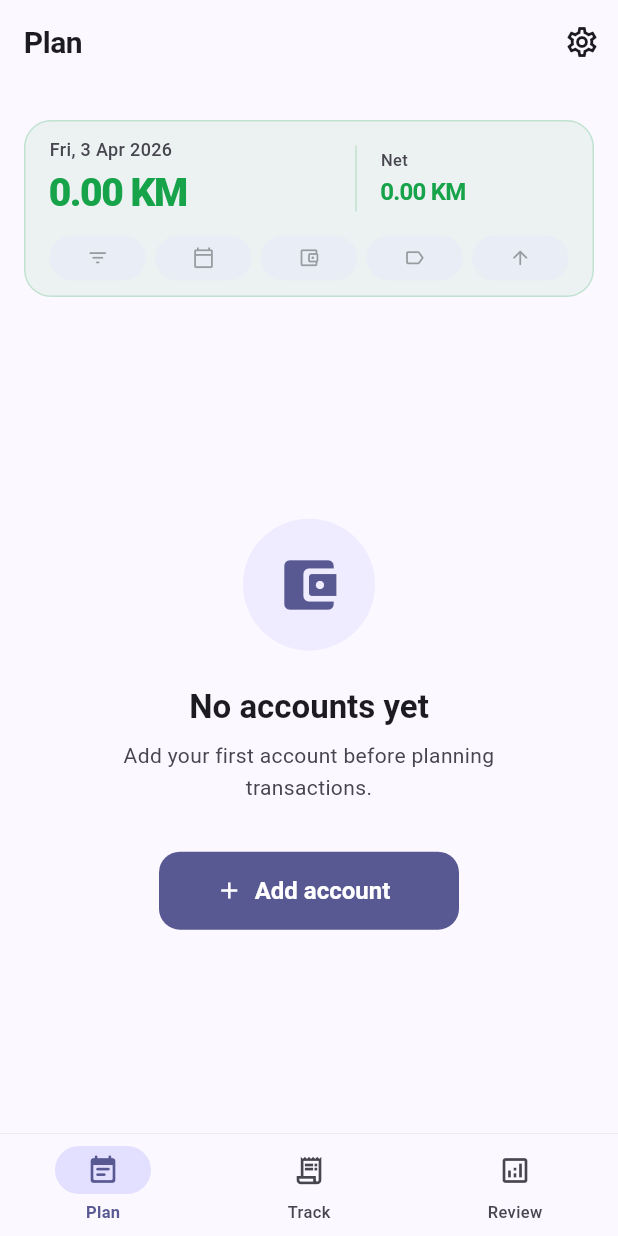
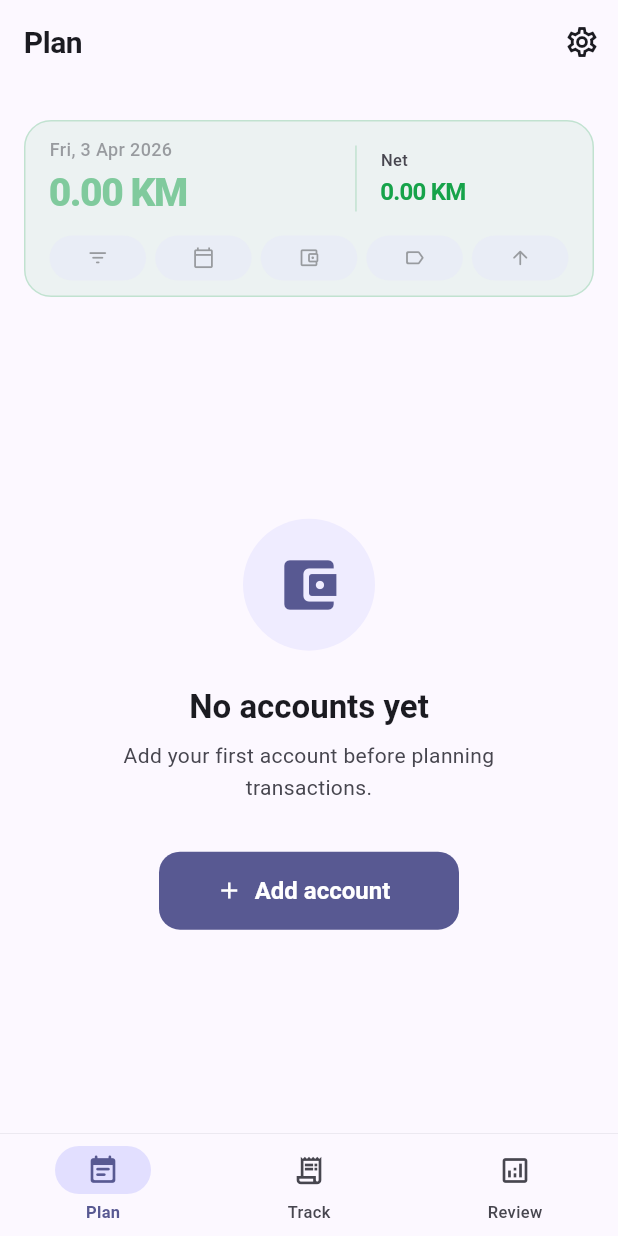
Before and after one commit to vukbundalo/platrare, a Flutter app: the screen it shows after launch, on a phone screen of 412 x 824 dp. Run offline on Flutter 3.47's test engine with Material 3 defaults, Android fonts, the phone set to English and light mode, and no system bars; our stand-ins replace file_picker, image_picker, open_filex, shared_preferences; accounts and stored records are empty; network calls fail.

Commit message:
Plan: lock projection date and balance tap until setup
- Require active account and at least one planned transaction before opening
  the snapshot date picker or toggling the personal balance breakdown.
- Dim non-interactive date and amounts; add accessibility copy (EN/SR).
- Collapse projection detail when setup is incomplete; hide detail card until
  then; snap snapshot back to today if it was future without setup (avoids
  empty body below the hero).

Made-with: Cursor

```diff
--- a/lib/l10n/app_en.arb
+++ b/lib/l10n/app_en.arb
@@ -479,6 +479,7 @@
   "semanticsFiltersDisabledNeedPlannedTransaction": "List filters disabled. Add a planned transaction first.",
   "semanticsFiltersDisabledNeedRecordedTransaction": "List filters disabled. Record a transaction first.",
   "semanticsReviewSectionChipsDisabledNeedAccount": "Section and currency controls disabled. Add an account first.",
+  "semanticsPlanProjectionControlsDisabled": "Projection date and balance breakdown disabled. Add an account and a planned transaction first.",
   "semanticsChartStyle": "Chart style",
   "semanticsChartStyleUnavailable": "Chart style (unavailable in comparison mode)",
   "semanticsPeriod": "Period: {label}",
--- a/lib/l10n/app_localizations.dart
+++ b/lib/l10n/app_localizations.dart
@@ -2001,6 +2001,12 @@ abstract class AppLocalizations {
   /// **'Section and currency controls disabled. Add an account first.'**
   String get semanticsReviewSectionChipsDisabledNeedAccount;
 
+  /// No description provided for @semanticsPlanProjectionControlsDisabled.
+  ///
+  /// In en, this message translates to:
+  /// **'Projection date and balance breakdown disabled. Add an account and a planned transaction first.'**
+  String get semanticsPlanProjectionControlsDisabled;
+
   /// No description provided for @semanticsChartStyle.
   ///
   /// In en, this message translates to:
--- a/lib/l10n/app_localizations_en.dart
+++ b/lib/l10n/app_localizations_en.dart
@@ -1101,6 +1101,10 @@ class AppLocalizationsEn extends AppLocalizations {
       'Section and currency controls disabled. Add an account first.';
 
   @override
+  String get semanticsPlanProjectionControlsDisabled =>
+      'Projection date and balance breakdown disabled. Add an account and a planned transaction first.';
+
+  @override
   String get semanticsChartStyle => 'Chart style';
 
   @override
--- a/lib/l10n/app_localizations_sr.dart
+++ b/lib/l10n/app_localizations_sr.dart
@@ -1109,6 +1109,10 @@ class AppLocalizationsSr extends AppLocalizations {
       'Kontrole za odeljak i valutu su onemogućene. Prvo dodajte nalog.';
 
   @override
+  String get semanticsPlanProjectionControlsDisabled =>
+      'Datum projekcije i detalji stanja su onemogućeni. Prvo dodajte nalog i planiranu transakciju.';
+
+  @override
   String get semanticsChartStyle => 'Stil grafikona';
 
   @override
@@ -2247,6 +2251,10 @@ class AppLocalizationsSrLatn extends AppLocalizationsSr {
       'Kontrole za odeljak i valutu su onemogućene. Prvo dodajte nalog.';
 
   @override
+  String get semanticsPlanProjectionControlsDisabled =>
+      'Datum projekcije i detalji stanja su onemogućeni. Prvo dodajte nalog i planiranu transakciju.';
+
+  @override
   String get semanticsChartStyle => 'Stil grafikona';
 
   @override
--- a/lib/l10n/app_sr.arb
+++ b/lib/l10n/app_sr.arb
@@ -357,6 +357,7 @@
   "semanticsFiltersDisabledNeedPlannedTransaction": "Filteri liste su onemogućeni. Prvo dodajte planiranu transakciju.",
   "semanticsFiltersDisabledNeedRecordedTransaction": "Filteri liste su onemogućeni. Prvo evidentirajte transakciju.",
   "semanticsReviewSectionChipsDisabledNeedAccount": "Kontrole za odeljak i valutu su onemogućene. Prvo dodajte nalog.",
+  "semanticsPlanProjectionControlsDisabled": "Datum projekcije i detalji stanja su onemogućeni. Prvo dodajte nalog i planiranu transakciju.",
   "semanticsChartStyle": "Stil grafikona",
   "semanticsChartStyleUnavailable": "Stil grafikona (nedostupno u režimu poređenja)",
   "semanticsPeriod": "Period: {label}",
--- a/lib/l10n/app_sr_Latn.arb
+++ b/lib/l10n/app_sr_Latn.arb
@@ -357,6 +357,7 @@
   "semanticsFiltersDisabledNeedPlannedTransaction": "Filteri liste su onemogućeni. Prvo dodajte planiranu transakciju.",
   "semanticsFiltersDisabledNeedRecordedTransaction": "Filteri liste su onemogućeni. Prvo evidentirajte transakciju.",
   "semanticsReviewSectionChipsDisabledNeedAccount": "Kontrole za odeljak i valutu su onemogućene. Prvo dodajte nalog.",
+  "semanticsPlanProjectionControlsDisabled": "Datum projekcije i detalji stanja su onemogućeni. Prvo dodajte nalog i planiranu transakciju.",
   "semanticsChartStyle": "Stil grafikona",
   "semanticsChartStyleUnavailable": "Stil grafikona (nedostupno u režimu poređenja)",
   "semanticsPeriod": "Period: {label}",
--- a/lib/screens/plan_screen.dart
+++ b/lib/screens/plan_screen.dart
@@ -656,6 +656,21 @@ class _PlanScreenState extends State<PlanScreen> {
             : !hasPlanned
                 ? l10n.semanticsFiltersDisabledNeedPlannedTransaction
                 : l10n.semanticsFiltersDisabled;
+    final planHeroInteractive = hasAccounts && hasPlanned;
+    if (!planHeroInteractive && _detailExpanded) {
+      WidgetsBinding.instance.addPostFrameCallback((_) {
+        if (mounted) setState(() => _detailExpanded = false);
+      });
+    }
+    if (!planHeroInteractive && _isFutureProjection) {
+      WidgetsBinding.instance.addPostFrameCallback((_) {
+        if (mounted) {
+          setState(() {
+            _snapshotDate = DateUtils.dateOnly(DateTime.now());
+          });
+        }
+      });
+    }
     final cs = Theme.of(context).colorScheme;
     final planned = _filteredPlanned;
     _syncPlanLazyWindowSignature();
@@ -734,6 +749,7 @@ class _PlanScreenState extends State<PlanScreen> {
                       snapshotDate: _snapshotDate,
                       isFutureSnapshot: _isFutureProjection,
                       detailExpanded: _detailExpanded,
+                      projectionHeroInteractive: planHeroInteractive,
                       filterChipsEnabled: planChipsEnabled,
                       filterChipsDisabledSemantics: planFilterDisabledSemantics,
                       onPickSnapshotDate: _pickSnapshotDate,
@@ -790,7 +806,8 @@ class _PlanScreenState extends State<PlanScreen> {
               ),
             ),
 
-          if (_isFutureProjection || _detailExpanded)
+          if (planHeroInteractive &&
+              (_isFutureProjection || _detailExpanded))
             SliverToBoxAdapter(
               child: _ProjectionDetailCard(balances: balances),
             ),
@@ -821,7 +838,8 @@ class _PlanScreenState extends State<PlanScreen> {
                 onEdit: _edit,
                 onTap: _openPlannedDetail,
               ),
-          if (_isFutureProjection || _detailExpanded)
+          if (planHeroInteractive &&
+              (_isFutureProjection || _detailExpanded))
             const SliverToBoxAdapter(child: SizedBox(height: 88)),
         ],
       ),
@@ -837,6 +855,8 @@ class _ProjectionHero extends StatelessWidget {
   /// Future snapshot: balances-only mode below; amount is not tappable.
   final bool isFutureSnapshot;
   final bool detailExpanded;
+  /// Date picker and personal-balance expand/collapse (non-future) require setup.
+  final bool projectionHeroInteractive;
   /// Hero chips stay visible; when false they are dimmed and non-interactive.
   final bool filterChipsEnabled;
   final String filterChipsDisabledSemantics;
@@ -860,6 +880,7 @@ class _ProjectionHero extends StatelessWidget {
     required this.snapshotDate,
     required this.isFutureSnapshot,
     required this.detailExpanded,
+    required this.projectionHeroInteractive,
     required this.filterChipsEnabled,
     required this.filterChipsDisabledSemantics,
     required this.onPickSnapshotDate,
@@ -879,6 +900,7 @@ class _ProjectionHero extends StatelessWidget {
 
   @override
   Widget build(BuildContext context) {
+    final l10n = AppLocalizations.of(context);
     final cs = Theme.of(context).colorScheme;
     final sym = fx.currencySymbol(settings.baseCurrency);
     final personalPos = personal >= 0;
@@ -890,6 +912,37 @@ class _ProjectionHero extends StatelessWidget {
     final netColor =
         netPos ? const Color(0xFF16A34A) : const Color(0xFFDC2626);
 
+    final dateStr =
+        formatAppDate(context, 'EEE, d MMM yyyy', snapshotDate);
+    final dateText = Text(
+      dateStr,
+      maxLines: 1,
+      overflow: TextOverflow.ellipsis,
+      style: TextStyle(
+        fontSize: AppHeroConstants.labelFontSize,
+        fontWeight: FontWeight.w500,
+        color: cs.onSurfaceVariant,
+      ),
+    );
+    final projectionDateControl = projectionHeroInteractive
+        ? Semantics(
+            label: l10n.semanticsProjectionDate(dateStr),
+            button: true,
+            child: InkWell(
+              onTap: onPickSnapshotDate,
+              borderRadius: BorderRadius.circular(8),
+              child: dateText,
+            ),
+          )
+        : Semantics(
+            enabled: false,
+            label: l10n.semanticsPlanProjectionControlsDisabled,
+            child: Opacity(
+              opacity: 0.5,
+              child: ExcludeSemantics(child: dateText),
+            ),
+          );
+
     return Container(
       padding: AppHeroConstants.cardPadding,
       decoration: BoxDecoration(
@@ -906,31 +959,14 @@ class _ProjectionHero extends StatelessWidget {
               crossAxisAlignment: CrossAxisAlignment.start,
               mainAxisSize: MainAxisSize.min,
               children: [
-                Semantics(
-                  label: AppLocalizations.of(context).semanticsProjectionDate(
-                      formatAppDate(
-                          context, 'EEE, d MMM yyyy', snapshotDate)),
-                  button: true,
-                  child: InkWell(
-                    onTap: onPickSnapshotDate,
-                    borderRadius: BorderRadius.circular(8),
-                    child: Text(
-                      formatAppDate(context, 'EEE, d MMM yyyy', snapshotDate),
-                      maxLines: 1,
-                      overflow: TextOverflow.ellipsis,
-                      style: TextStyle(
-                        fontSize: AppHeroConstants.labelFontSize,
-                        fontWeight: FontWeight.w500,
-                        color: cs.onSurfaceVariant,
-                      ),
-                    ),
-                  ),
-                ),
+                projectionDateControl,
                 const SizedBox(height: AppHeroConstants.labelToAmountGap),
                 if (isFutureSnapshot)
                   Semantics(
-                    label: AppLocalizations.of(context).semanticsProjectedBalance(
+                    label: l10n.semanticsProjectedBalance(
                         '${personal > 0 ? '+' : ''}${personal.toStringAsFixed(2)} $sym'),
+                    child: Opacity(
+                      opacity: projectionHeroInteractive ? 1 : 0.5,
                       child: Text(
                         '${personal > 0 ? '+' : ''}${personal.toStringAsFixed(2)} $sym',
                         style: TextStyle(
@@ -940,12 +976,13 @@ class _ProjectionHero extends StatelessWidget {
                           letterSpacing: -1,
                         ),
                       ),
+                    ),
                   )
-                else
+                else if (projectionHeroInteractive)
                   Semantics(
                     label: detailExpanded
-                        ? AppLocalizations.of(context).semanticsHideProjections
-                        : AppLocalizations.of(context).semanticsShowProjections,
+                        ? l10n.semanticsHideProjections
+                        : l10n.semanticsShowProjections,
                     button: true,
                     child: InkWell(
                       onTap: onTapBalance,
@@ -957,6 +994,25 @@ class _ProjectionHero extends StatelessWidget {
                           fontWeight: FontWeight.w800,
                           color: personalColor,
                           letterSpacing: -1,
+                        ),
+                      ),
+                    ),
+                  )
+                else
+                  Semantics(
+                    enabled: false,
+                    label: l10n.semanticsPlanProjectionControlsDisabled,
+                    child: Opacity(
+                      opacity: 0.5,
+                      child: ExcludeSemantics(
+                        child: Text(
+                          '${personal > 0 ? '+' : ''}${personal.toStringAsFixed(2)} $sym',
+                          style: TextStyle(
+                            fontSize: AppHeroConstants.primaryAmountFontSize,
+                            fontWeight: FontWeight.w800,
+                            color: personalColor,
+                            letterSpacing: -1,
+                          ),
                         ),
                       ),
                     ),
```
Lines whose indentation alone changed are shown as unchanged.
